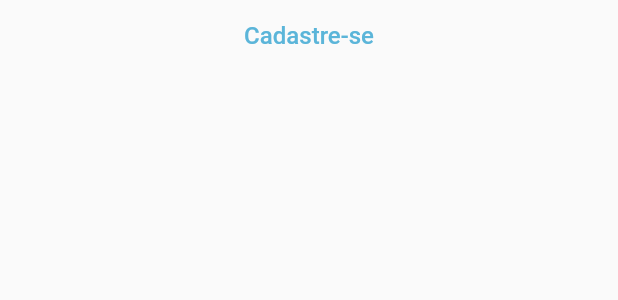
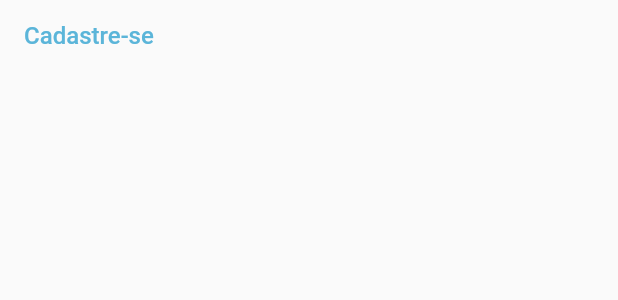
Before and after one commit to Paitomax/boti_blog, a Flutter app: the BotiFlatButton widget shown alone on an empty page, opened directly, on a phone screen of 412 x 824 dp. Shown: the top 300 px of the screen. Run offline on Flutter 3.47's test engine with Material 2 defaults, Android fonts, the phone set to English and light mode, and no system bars; our stand-ins replace bloc, equatable, flutter_bloc, sqflite; missing offline and left inert: hash; accounts and stored records are empty; statements that could not run were skipped.

Commit message:
layout adjustments

```diff
--- a/lib/src/home/user_news/user_news_data_provider.dart
+++ b/lib/src/home/user_news/user_news_data_provider.dart
@@ -46,7 +46,7 @@ class UserNewsDataProvider {
 
       await db.insert('UserPost', {
         'text': post.post.text,
-        'date': post.post.date,
+        'date': DateFormatter.toDatabaseFormat(post.post.date),
         'userId': post.user.id
       });
 
@@ -67,7 +67,7 @@ class UserNewsDataProvider {
           'UserPost',
           {
             'text': post.text,
-            'date': post.date,
+            'date': DateFormatter.toDatabaseFormat(post.date),
           },
           where: 'id = ?',
           whereArgs: [post.id]);
--- a/lib/src/shared/widgets/boti_flat_button.dart
+++ b/lib/src/shared/widgets/boti_flat_button.dart
@@ -6,14 +6,15 @@ import '../theme/app_colors.dart';
 class BotiFlatButton extends StatelessWidget {
   final String text;
   final Function onPressed;
+  final bool enabled;
 
-  const BotiFlatButton({Key key, this.text, this.onPressed}) : super(key: key);
+  const BotiFlatButton(
+      {Key key, this.text, this.onPressed, this.enabled = true})
+      : super(key: key);
 
   @override
   Widget build(BuildContext context) {
-    return Container(
-      width: double.infinity,
-      child: FlatButton(
+    return FlatButton(
       shape: RoundedRectangleBorder(borderRadius: BorderRadius.circular(24)),
       textColor: AppColors.blue,
       child: Text(
@@ -22,8 +23,7 @@ class BotiFlatButton extends StatelessWidget {
           fontSize: 16,
         ),
       ),
-        onPressed: onPressed,
-      ),
+      onPressed: enabled ? onPressed : null,
     );
   }
 }
```
Also changed, not shown: lib/src/home/user_news/user_news_tab_screen.dart (+13 -4 lines). Lines whose indentation alone changed are shown as unchanged.
